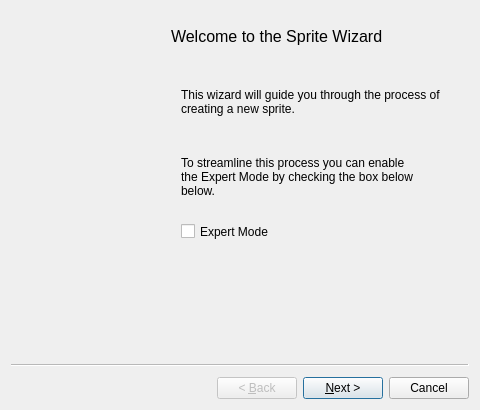
cfrankb/lgck-src, file src/lgck-builder/WizSprite.ui: the form before one commit.
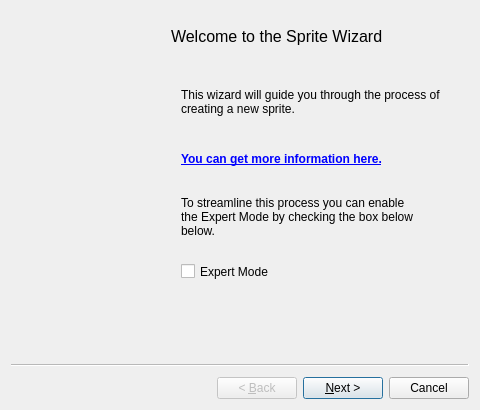
The form after the commit. Icons and pictures are not drawn. Custom widgets are drawn as their Qt base class.

```diff
--- a/src/lgck-builder/WizSprite.ui
+++ b/src/lgck-builder/WizSprite.ui
@@ -96,7 +96,7 @@
     <property name="geometry">
      <rect>
       <x>170</x>
-      <y>210</y>
+      <y>250</y>
       <width>161</width>
       <height>21</height>
      </rect>
@@ -109,7 +109,7 @@
     <property name="geometry">
      <rect>
       <x>170</x>
-      <y>140</y>
+      <y>180</y>
       <width>241</width>
       <height>51</height>
      </rect>
@@ -121,6 +121,22 @@
      <bool>true</bool>
     </property>
    </widget>
+   <widget class="QLabel" name="label_40">
+    <property name="geometry">
+     <rect>
+      <x>170</x>
+      <y>140</y>
+      <width>241</width>
+      <height>16</height>
+     </rect>
+    </property>
+    <property name="text">
+     <string>&lt;html&gt;&lt;head/&gt;&lt;body&gt;&lt;p&gt;&lt;a href=&quot;http://cfrankb.com/lgck/sprite_wizard_explained.html&quot;&gt;&lt;span style=&quot; font-weight:600; text-decoration: underline; color:#0000ff;&quot;&gt;You can get more information here.&lt;/span&gt;&lt;/a&gt;&lt;/p&gt;&lt;/body&gt;&lt;/html&gt;</string>
+    </property>
+    <property name="openExternalLinks">
+     <bool>true</bool>
+    </property>
+   </widget>
   </widget>
   <widget class="CWizPageEasy" name="pageEasy">
    <property name="whatsThis">
```
Left out of the diff: 176 changed lines with no effect on the pictures.
